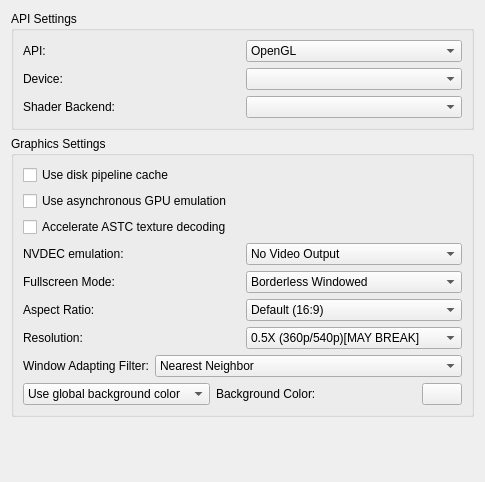
The window that src/yuzu/configuration/configure_graphics.ui (rorrim-rorrim/eden-alt) describes before a commit, drawn with Qt 5.
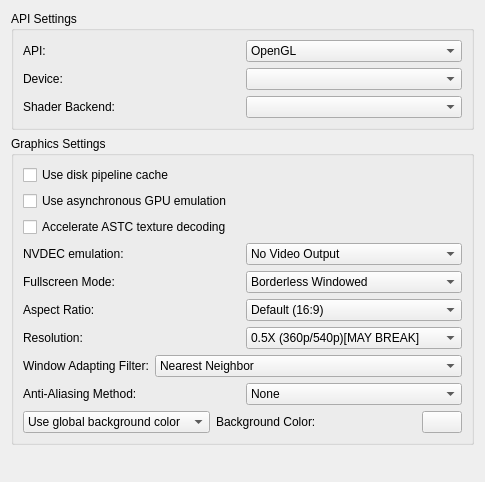
The same window after the commit.

Commit message: Frontend: Add anti-aliasing method setting

```diff
--- a/src/yuzu/configuration/configure_graphics.ui
+++ b/src/yuzu/configuration/configure_graphics.ui
@@ -437,6 +437,45 @@
           </layout>
          </widget>
         </item>
+        <item>
+          <widget class="QWidget" name="anti_aliasing_layout" native="true">
+            <layout class="QHBoxLayout" name="horizontalLayout_7">
+              <property name="leftMargin">
+                <number>0</number>
+              </property>
+              <property name="topMargin">
+                <number>0</number>
+              </property>
+              <property name="rightMargin">
+                <number>0</number>
+              </property>
+              <property name="bottomMargin">
+                <number>0</number>
+              </property>
+              <item>
+                <widget class="QLabel" name="anti_aliasing_label">
+                  <property name="text">
+                    <string>Anti-Aliasing Method:</string>
+                  </property>
+                </widget>
+              </item>
+              <item>
+                <widget class="QComboBox" name="anti_aliasing_combobox">
+                  <item>
+                    <property name="text">
+                      <string>None</string>
+                    </property>
+                  </item>
+                  <item>
+                    <property name="text">
+                      <string>FXAA</string>
+                    </property>
+                  </item>
+                </widget>
+              </item>
+            </layout>
+          </widget>
+        </item>
         <item>
          <widget class="QWidget" name="bg_layout" native="true">
           <property name="sizePolicy">
```
The commit also changes 4 other files.
